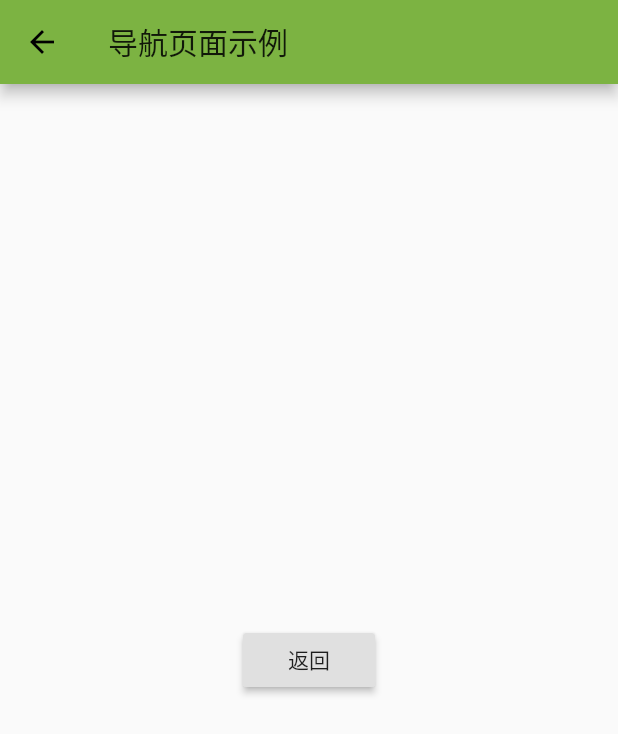
After one commit to wwg90/flutter_study, a Flutter app: the FirstSecondWScreen screen opened directly, after a tap on "商品详情", on a phone screen of 412 x 824 dp. The commit adds this screen. Shown: the top 734 px of the screen. Run offline on Flutter 3.47's test engine with Material 2 defaults, Android fonts, the phone set to English and light mode, and no system bars.

Commit message:
页面路由学习

```diff
--- /dev/null
+++ b/lib/bean/product.dart
@@ -0,0 +1,6 @@
+class Product {
+  final String title;
+  final String description;
+
+  Product(this.title, this.description);
+}
--- /dev/null
+++ b/lib/pages/first_second_screen.dart
@@ -0,0 +1,40 @@
+import 'package:flutter/material.dart';
+
+class FirstSecondWScreen extends StatelessWidget {
+  @override
+  Widget build(BuildContext context) {
+    return Scaffold(
+      appBar: AppBar(
+        title: Text('导航页面示例'),
+      ),
+      body: Center(
+        child: RaisedButton(
+          onPressed: () {
+            Navigator.push(context,
+                MaterialPageRoute(builder: (context) => SecondWScreen()));
+          },
+          child: Text('商品详情'),
+        ),
+      ),
+    );
+  }
+}
+
+class SecondWScreen extends StatelessWidget {
+  @override
+  Widget build(BuildContext context) {
+    return Scaffold(
+      appBar: AppBar(
+        title: Text('导航页面示例'),
+      ),
+      body: Center(
+        child: RaisedButton(
+          onPressed: () {
+            Navigator.pop(context);
+          },
+          child: Text('返回'),
+        ),
+      ),
+    );
+  }
+}
```
Also changed, not shown: lib/main.dart (+10 -3 lines), lib/pages/first_page_with_data.dart (added, +72 -0 lines), lib/pages/product_list.dart (added, +51 -0 lines).
